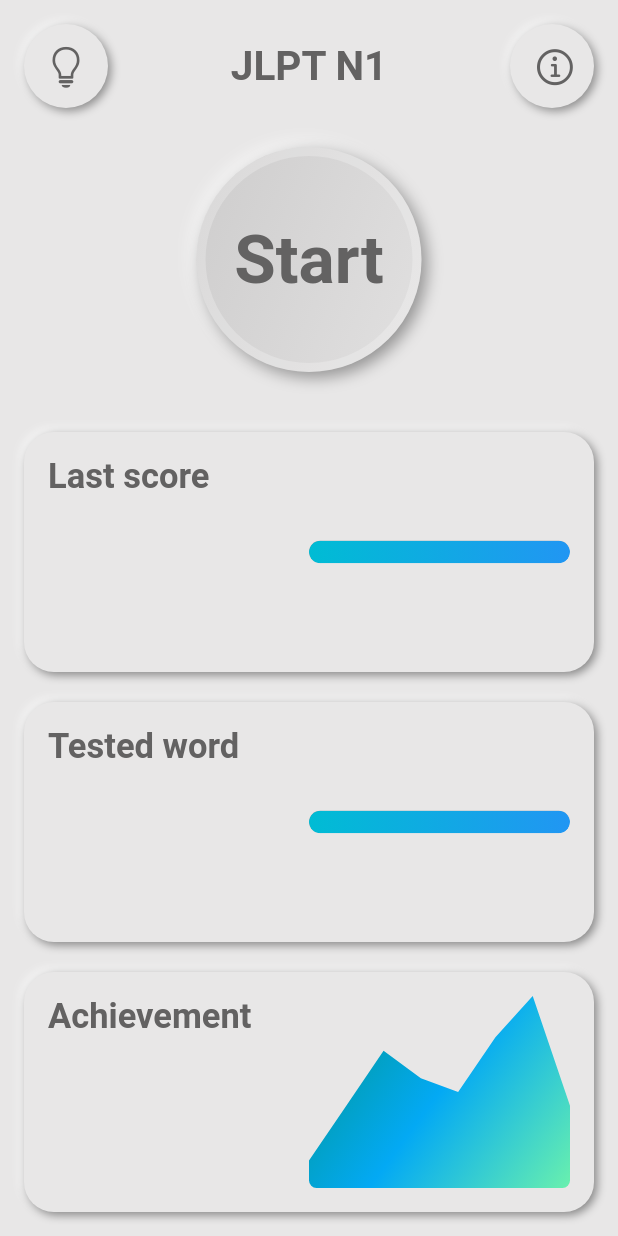
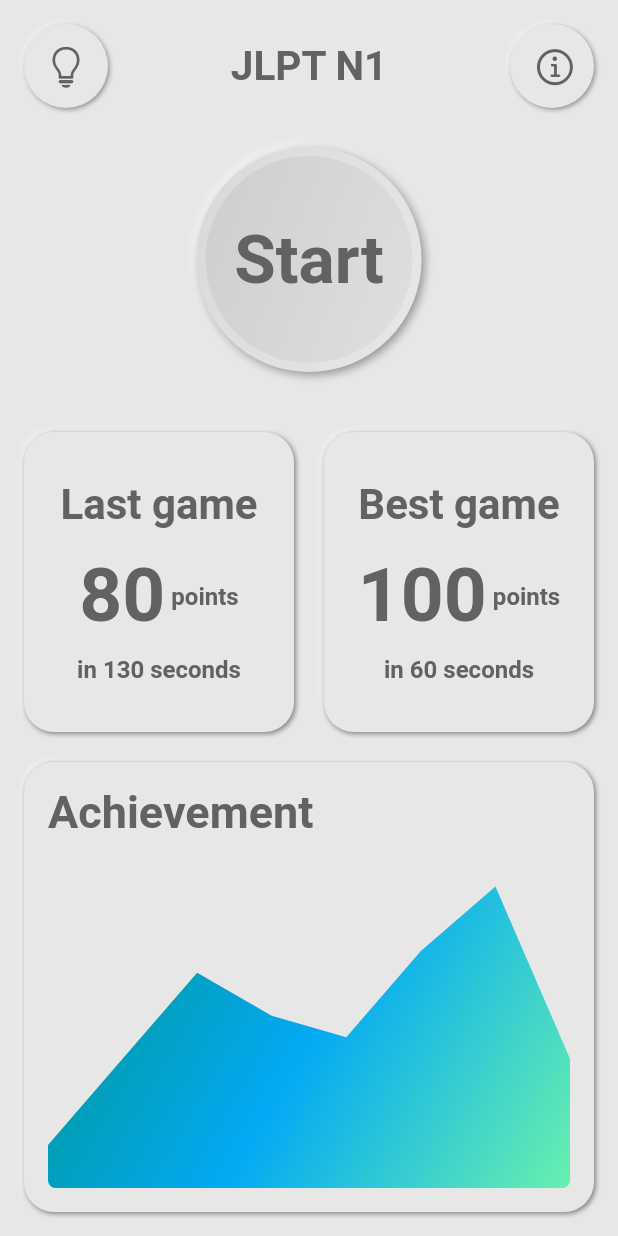
Before and after one commit to kaphetz/n1quizgame, a Flutter app: the screen it shows after launch, on a phone screen of 412 x 824 dp. Run offline on Flutter 3.47's test engine with Material 2 defaults, Android fonts, the phone set to English and light mode, and no system bars; drawn by our look-alikes of flutter_neumorphic; our stand-ins replace flutter_bloc, flutter_icons, sizer.

Commit message:
Update result screen, home screen
Update result screen, home screen

```diff
--- a/quiz_game/lib/screens/home_screen.dart
+++ b/quiz_game/lib/screens/home_screen.dart
@@ -1,7 +1,7 @@
 import 'package:flutter/cupertino.dart';
 import 'package:flutter/material.dart';
+import 'package:flutter_icons/flutter_icons.dart';
 import 'package:flutter_neumorphic/flutter_neumorphic.dart';
-import 'package:quiz_game/widgets/arc_progress_bar.dart';
 import 'package:quiz_game/widgets/chart.dart';
 
 class HomeScreen extends StatefulWidget {
@@ -41,11 +41,7 @@ class _HomeScreenState extends State<HomeScreen> {
               SizedBox(
                 height: 40,
               ),
-              _lastScore(context),
-              SizedBox(
-                height: 20,
-              ),
-              _testWord(context),
+              _pointsOfGame(context),
               SizedBox(
                 height: 20,
               ),
@@ -76,7 +72,7 @@ class _HomeScreenState extends State<HomeScreen> {
       style: NeumorphicStyle(
         intensity: 0.75,
         shape: NeumorphicShape.flat,
-        depth: 4,
+        depth: 2,
         boxShape: NeumorphicBoxShape.roundRect(
           BorderRadius.circular(100),
         ),
@@ -97,7 +93,7 @@ class _HomeScreenState extends State<HomeScreen> {
       style: NeumorphicStyle(
         intensity: 0.75,
         shape: NeumorphicShape.flat,
-        depth: 4,
+        depth: 2,
         boxShape: NeumorphicBoxShape.roundRect(BorderRadius.circular(100)),
       ),
       child: Icon(
@@ -116,7 +112,7 @@ class _HomeScreenState extends State<HomeScreen> {
       child: NeumorphicButton(
         style: NeumorphicStyle(
           surfaceIntensity: 0.40,
-          depth: 7,
+          depth: 4,
           boxShape: NeumorphicBoxShape.circle(),
           shape: NeumorphicShape.concave,
           border: NeumorphicBorder(width: 6, color: Colors.white24),
@@ -138,49 +134,159 @@ class _HomeScreenState extends State<HomeScreen> {
     );
   }
 
-  Widget _lastScore(BuildContext context) {
-    return Expanded(
+  Widget _pointsOfGame(BuildContext context) {
+    return Container(
+      height: 200,
+      child: Row(
+        children: [
+          Expanded(
             child: Neumorphic(
               style: NeumorphicStyle(
                 shape: NeumorphicShape.flat,
-          boxShape: NeumorphicBoxShape.roundRect(BorderRadius.circular(20)),
-          depth: 4,
+                boxShape:
+                    NeumorphicBoxShape.roundRect(BorderRadius.circular(20)),
+                depth: 2,
                 intensity: 0.8,
                 lightSource: LightSource.topLeft,
               ),
-        child: Padding(
-          padding: const EdgeInsets.all(16.0),
-          child: Row(
-            children: [
-              Expanded(
               child: Column(
-                  crossAxisAlignment: CrossAxisAlignment.start,
+                mainAxisAlignment: MainAxisAlignment.center,
                 children: [
                   NeumorphicText(
-                      "Last score",
+                    "Last game",
                     style: NeumorphicStyle(
                       color: NeumorphicTheme.defaultTextColor(context),
                       depth: 0,
                     ),
                     textStyle: NeumorphicTextStyle(
-                        fontSize: 23,
+                      fontSize: 28,
+                      fontWeight: FontWeight.bold,
+                    ),
+                  ),
+                  SizedBox(
+                    height: 15,
+                  ),
+                  Row(
+                    mainAxisAlignment: MainAxisAlignment.center,
+                    children: [
+                      NeumorphicText(
+                        "80",
+                        style: NeumorphicStyle(
+                          color: NeumorphicTheme.defaultTextColor(context),
+                          depth: 0,
+                        ),
+                        textStyle: NeumorphicTextStyle(
+                          fontSize: 50,
+                          fontWeight: FontWeight.bold,
+                        ),
+                      ),
+                      NeumorphicText(
+                        " points",
+                        style: NeumorphicStyle(
+                          color: NeumorphicTheme.defaultTextColor(context),
+                          depth: 0,
+                        ),
+                        textStyle: NeumorphicTextStyle(
+                          fontSize: 16,
+                          fontWeight: FontWeight.bold,
+                        ),
+                      ),
+                    ],
+                  ),
+                  SizedBox(
+                    height: 10,
+                  ),
+                  NeumorphicText(
+                    "in 130 seconds",
+                    style: NeumorphicStyle(
+                      color: NeumorphicTheme.defaultTextColor(context),
+                      depth: 0,
+                    ),
+                    textStyle: NeumorphicTextStyle(
+                      fontSize: 16,
                       fontWeight: FontWeight.bold,
                     ),
                   ),
                 ],
               ),
             ),
+          ),
+          SizedBox(
+            width: 20,
+          ),
           Expanded(
-                child: Container(
-                  child:  NeumorphicProgress(
+            child: Neumorphic(
+              style: NeumorphicStyle(
+                shape: NeumorphicShape.flat,
+                boxShape:
+                    NeumorphicBoxShape.roundRect(BorderRadius.circular(20)),
+                depth: 2,
+                intensity: 0.8,
+                lightSource: LightSource.topLeft,
+              ),
+              child: Column(
+                mainAxisAlignment: MainAxisAlignment.center,
+                children: [
+                  NeumorphicText(
+                    "Best game",
+                    style: NeumorphicStyle(
+                      color: NeumorphicTheme.defaultTextColor(context),
+                      depth: 0,
+                    ),
+                    textStyle: NeumorphicTextStyle(
+                      fontSize: 28,
+                      fontWeight: FontWeight.bold,
+                    ),
+                  ),
+                  SizedBox(
                     height: 15,
-                    percent: 1,
                   ),
+                  Row(
+                    mainAxisAlignment: MainAxisAlignment.center,
+                    children: [
+                      NeumorphicText(
+                        "100",
+                        style: NeumorphicStyle(
+                          color: NeumorphicTheme.defaultTextColor(context),
+                          depth: 0,
+                        ),
+                        textStyle: NeumorphicTextStyle(
+                          fontSize: 50,
+                          fontWeight: FontWeight.bold,
+                        ),
+                      ),
+                      NeumorphicText(
+                        " points",
+                        style: NeumorphicStyle(
+                          color: NeumorphicTheme.defaultTextColor(context),
+                          depth: 0,
+                        ),
+                        textStyle: NeumorphicTextStyle(
+                          fontSize: 16,
+                          fontWeight: FontWeight.bold,
+                        ),
+                      ),
+                    ],
+                  ),
+                  SizedBox(
+                    height: 10,
+                  ),
+                  NeumorphicText(
+                    "in 60 seconds",
+                    style: NeumorphicStyle(
+                      color: NeumorphicTheme.defaultTextColor(context),
+                      depth: 0,
+                    ),
+                    textStyle: NeumorphicTextStyle(
+                      fontSize: 16,
+                      fontWeight: FontWeight.bold,
                     ),
                   ),
                 ],
               ),
             ),
+          ),
+        ],
       ),
     );
   }
@@ -191,106 +297,37 @@ class _HomeScreenState extends State<HomeScreen> {
         style: NeumorphicStyle(
           shape: NeumorphicShape.flat,
           boxShape: NeumorphicBoxShape.roundRect(BorderRadius.circular(20)),
-          depth: 4,
+          depth: 2,
           intensity: 0.8,
           lightSource: LightSource.topLeft,
         ),
         child: Padding(
           padding: const EdgeInsets.all(16.0),
-          child: Row(
-            mainAxisAlignment: MainAxisAlignment.start,
+          child: Column(
+            crossAxisAlignment: CrossAxisAlignment.start,
             children: [
               Expanded(
-                child: Align(
-                  alignment: Alignment.topLeft,
-                  child: NeumorphicText(
+                flex: 1,
+                child: Column(
+                  children: [
+                    NeumorphicText(
                       "Achievement",
                       style: NeumorphicStyle(
                         color: NeumorphicTheme.defaultTextColor(context),
-                      depth: 0,),
+                        depth: 0,
+                      ),
                       textStyle: NeumorphicTextStyle(
-                      fontSize: 23,
+                        fontSize: 30,
                         fontWeight: FontWeight.bold,
-                    ),
-                  ),
-                ),
-              ),
-              Expanded(
-                child: Container(
-                  child: Chart(
-                    data: data,
-                  ),
                       ),
                     ),
                   ],
                 ),
               ),
-      ),
-    );
-  }
-
-  Widget _testWord(BuildContext context) {
-    return Expanded(
-      child: Neumorphic(
-        style: NeumorphicStyle(
-          shape: NeumorphicShape.flat,
-          boxShape: NeumorphicBoxShape.roundRect(BorderRadius.circular(20)),
-          depth: 4,
-          intensity: 0.8,
-          lightSource: LightSource.topLeft,
-        ),
-        child: Padding(
-          padding: const EdgeInsets.all(16.0),
-          child: Row(
-            mainAxisAlignment: MainAxisAlignment.start,
-            children: [
               Expanded(
-                child: Align(
-                  alignment: Alignment.topLeft,
-                  child: NeumorphicText(
-                    "Tested word",
-                    style: NeumorphicStyle(
-                        color: NeumorphicTheme.defaultTextColor(context),
-                      depth: 0,),
-                    textStyle: NeumorphicTextStyle(
-                      fontSize: 23,
-                      fontWeight: FontWeight.bold,
-                    ),
-                  ),
-                ),
-              ),
-              Expanded(
-                child: Container(
-                  child:NeumorphicProgress(
-                    height: 15,
-                    percent: 1,
-                  ),
-
-                  /*Stack(
-                    alignment: Alignment.center,
-                    children: [
-                      Neumorphic(
-                        padding: const EdgeInsets.all(12),
-                        style: NeumorphicStyle(
-                          shape: NeumorphicShape.flat,
-                          boxShape: NeumorphicBoxShape.roundRect(
-                              BorderRadius.circular(100)),
-                          depth: 4,
-                          intensity: 0.75,
-                          lightSource: LightSource.topLeft,
-                        ),
-                        child: NeumorphicText(
-                          "99",
-                          style: NeumorphicStyle(
-                              color: NeumorphicTheme.defaultTextColor(context)),
-                          textStyle: NeumorphicTextStyle(
-                            fontSize: 22,
-                            fontWeight: FontWeight.bold,
-                          ),
-                        ),
-                      ),
-                    ],
-                  ),*/
+                flex: 3,
+                child: Chart(
+                  data: data,
                 ),
               ),
             ],
```
Also changed, not shown: quiz_game/lib/screens/result_screen.dart (+131 -4 lines). Lines whose indentation alone changed are shown as unchanged.
